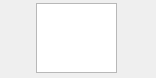
First picture: the form in src/MEGASync/stalled_issues/gui/linux/StalledIssueActionTitle.ui, repository meganz/MEGAsync, before the edit.
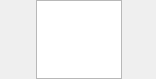
Second picture: the form after the edit. Custom widgets are drawn as their Qt base class.

Patch:
```diff
--- a/src/MEGASync/stalled_issues/gui/linux/StalledIssueActionTitle.ui
+++ b/src/MEGASync/stalled_issues/gui/linux/StalledIssueActionTitle.ui
@@ -7,7 +7,7 @@
     <x>0</x>
     <y>0</y>
     <width>156</width>
-    <height>78</height>
+    <height>79</height>
    </rect>
   </property>
   <property name="sizePolicy">
@@ -133,7 +133,7 @@
        <number>0</number>
       </property>
       <property name="rightMargin">
-       <number>5</number>
+       <number>0</number>
       </property>
       <property name="bottomMargin">
        <number>0</number>
@@ -154,13 +154,13 @@
           <number>0</number>
          </property>
          <property name="topMargin">
-          <number>3</number>
+          <number>0</number>
          </property>
          <property name="rightMargin">
           <number>0</number>
          </property>
          <property name="bottomMargin">
-          <number>5</number>
+          <number>0</number>
          </property>
          <item>
           <widget class="QFrame" name="contents">
```
